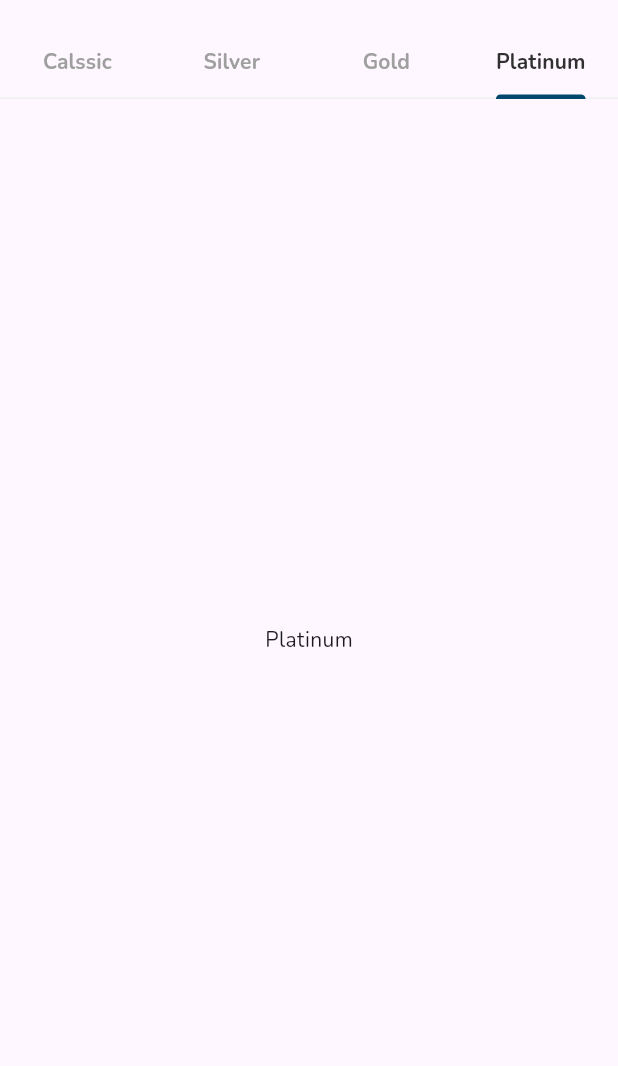
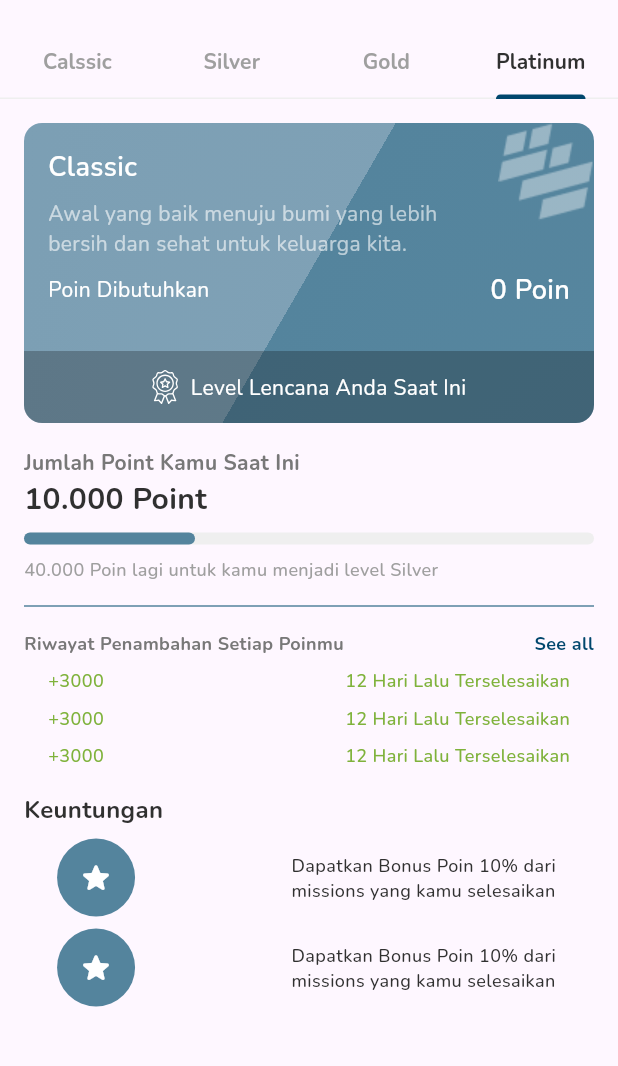
Before and after one commit to RECYTHNG/flutter_recything, a Flutter app: the screen it shows after launch, tab 4 chosen, on a phone screen of 412 x 824 dp, the part 57-1123 px from its top. Run offline on Flutter 3.47's test engine with Material 3 defaults, Android fonts, the phone set to English and light mode, and no system bars; our stand-ins replace flutter_svg.

Commit message:
feat(award : platinum): complete slicing for platinum achievement

```diff
--- a/recything_application/lib/screen/achievement_screen/achievement_screen.dart
+++ b/recything_application/lib/screen/achievement_screen/achievement_screen.dart
@@ -3,6 +3,7 @@ import 'package:recything_application/constants/color_constant.dart';
 import 'package:recything_application/constants/text_style_constant.dart';
 import 'package:recything_application/screen/achievement_screen/content/classic_achievement_content.dart';
 import 'package:recything_application/screen/achievement_screen/content/gold_achievement_content.dart';
+import 'package:recything_application/screen/achievement_screen/content/platinum_achievement_content.dart';
 import 'package:recything_application/screen/achievement_screen/content/silver_achievement_content.dart';
 
 class AchievementScreen extends StatefulWidget {
@@ -41,16 +42,12 @@ class _AchievementScreenState extends State<AchievementScreen> {
           ),
           centerTitle: true,
         ),
-        body: TabBarView(
+        body: const TabBarView(
           children: [
-            const ClassicAchievementContent(),
-            const SilverAchievementContent(),
-            const GoldAchievementContent(),
-            Container(
-              child: const Center(
-                child: Text('Platinum'),
-              ),
-            ),
+            ClassicAchievementContent(),
+            SilverAchievementContent(),
+            GoldAchievementContent(),
+            PlatinumAchievementContent(),
           ],
         ),
       ),
--- a/recything_application/lib/screen/achievement_screen/content/platinum_achievement_content.dart
+++ b/recything_application/lib/screen/achievement_screen/content/platinum_achievement_content.dart
@@ -0,0 +1,310 @@
+import 'package:flutter/material.dart';
+import 'package:flutter_svg/svg.dart';
+import 'package:recything_application/constants/color_constant.dart';
+import 'package:recything_application/constants/icon_constant.dart';
+import 'package:recything_application/constants/image_constant.dart';
+import 'package:recything_application/constants/spacing_constant.dart';
+import 'package:recything_application/constants/text_style_constant.dart';
+
+class PlatinumAchievementContent extends StatefulWidget {
+  const PlatinumAchievementContent({super.key});
+
+  @override
+  State<PlatinumAchievementContent> createState() =>
+      _PlatinumAchievementContentState();
+}
+
+class _PlatinumAchievementContentState
+    extends State<PlatinumAchievementContent> {
+  @override
+  Widget build(BuildContext context) {
+    return Scaffold(
+      body: Padding(
+        padding: const EdgeInsets.all(16.0),
+        child: Column(
+          crossAxisAlignment: CrossAxisAlignment.start,
+          children: [
+            Stack(
+              children: [
+                Container(
+                  height: 200.0,
+                  width: double.infinity,
+                  decoration: BoxDecoration(
+                    gradient: SweepGradient(
+                      colors: [
+                        ColorConstant.primaryColor300,
+                        ColorConstant.primaryColor300.withOpacity(0.75),
+                      ],
+                      center: const Alignment(-2.5, 0.0),
+                      startAngle: 0.0,
+                      endAngle: 2 * 3.14159,
+                      transform: const GradientRotation(-3.14 / 3),
+                    ),
+                    borderRadius: BorderRadius.circular(12),
+                  ),
+                  child: Padding(
+                    padding: const EdgeInsets.all(16.0),
+                    child: Column(
+                      crossAxisAlignment: CrossAxisAlignment.start,
+                      children: [
+                        Text(
+                          'Classic',
+                          style: TextStyleConstant.semiboldHeading4.copyWith(
+                            fontSize: 18.0,
+                            color: ColorConstant.whiteColor,
+                          ),
+                        ),
+                        SpacingConstant.verticalSpacing100,
+                        Text(
+                          'Awal yang baik menuju bumi yang lebih \nbersih dan sehat untuk keluarga kita.',
+                          style: TextStyleConstant.regularParagraph.copyWith(
+                            color: ColorConstant.whiteColor.withOpacity(0.6),
+                          ),
+                        ),
+                        SpacingConstant.verticalSpacing100,
+                        Row(
+                          mainAxisAlignment: MainAxisAlignment.spaceBetween,
+                          children: [
+                            Text(
+                              'Poin Dibutuhkan',
+                              style:
+                                  TextStyleConstant.regularParagraph.copyWith(
+                                color: ColorConstant.whiteColor,
+                              ),
+                            ),
+                            Text(
+                              '0 Poin',
+                              style: TextStyleConstant.semiboldTitle.copyWith(
+                                color: ColorConstant.whiteColor,
+                              ),
+                            ),
+                          ],
+                        ),
+                      ],
+                    ),
+                  ),
+                ),
+                Positioned(
+                  right: 0.0,
+                  child: Image.asset(
+                    ImageConstant.cardImage,
+                  ),
+                ),
+                Positioned(
+                  bottom: 0.0,
+                  left: 0.0,
+                  right: 0.0,
+                  child: Container(
+                    height: 48.0,
+                    decoration: BoxDecoration(
+                      color: ColorConstant.blackColor.withOpacity(0.25),
+                      borderRadius: const BorderRadius.only(
+                        bottomLeft: Radius.circular(12.0),
+                        bottomRight: Radius.circular(12.0),
+                      ),
+                    ),
+                    child: Row(
+                      mainAxisAlignment: MainAxisAlignment.center,
+                      children: [
+                        SvgPicture.asset(
+                          width: 18.01,
+                          height: 24,
+                          IconConstant.achievementIcon,
+                        ),
+                        SpacingConstant.horizontalSpacing100,
+                        Text(
+                          'Level Lencana Anda Saat Ini',
+                          style: TextStyleConstant.regularParagraph.copyWith(
+                            color: ColorConstant.whiteColor,
+                          ),
+                        ),
+                      ],
+                    ),
+                  ),
+                ),
+              ],
+            ),
+            SpacingConstant.verticalSpacing200,
+            Column(
+              crossAxisAlignment: CrossAxisAlignment.start,
+              children: [
+                Text(
+                  'Jumlah Point Kamu Saat Ini',
+                  style: TextStyleConstant.boldParagraph.copyWith(
+                    color: ColorConstant.netralColor700,
+                  ),
+                ),
+                Text(
+                  '10.000 Point',
+                  style: TextStyleConstant.boldHeading4.copyWith(
+                    fontSize: 20.0,
+                    color: ColorConstant.netralColor900,
+                    fontWeight: FontWeight.w700,
+                  ),
+                ),
+                SpacingConstant.verticalSpacing100,
+                LinearProgressIndicator(
+                  minHeight: 8.0,
+                  value: 0.3,
+                  backgroundColor: ColorConstant.netralColor500,
+                  borderRadius: BorderRadius.circular(40.0),
+                  color: ColorConstant.primaryColor300,
+                ),
+                SpacingConstant.verticalSpacing100,
+                Text(
+                  '40.000 Poin lagi untuk kamu menjadi level Silver',
+                  style: TextStyleConstant.mediumCaption.copyWith(
+                    color: ColorConstant.netralColor600,
+                  ),
+                ),
+                SpacingConstant.verticalSpacing100,
+                const Divider(
+                  color: ColorConstant.primaryColor300,
+                ),
+                SpacingConstant.verticalSpacing100,
+                Row(
+                  mainAxisAlignment: MainAxisAlignment.spaceBetween,
+                  children: [
+                    Text(
+                      'Riwayat Penambahan Setiap Poinmu',
+                      style: TextStyleConstant.boldCaption.copyWith(
+                        color: ColorConstant.netralColor700,
+                      ),
+                    ),
+                    GestureDetector(
+                      onTap: () {},
+                      child: Text(
+                        'See all',
+                        style: TextStyleConstant.boldCaption.copyWith(
+                          color: ColorConstant.primaryColor500,
+                        ),
+                      ),
+                    ),
+                  ],
+                ),
+                SpacingConstant.verticalSpacing100,
+                Padding(
+                  padding: const EdgeInsets.symmetric(horizontal: 16.0),
+                  child: Column(
+                    mainAxisAlignment: MainAxisAlignment.start,
+                    children: [
+                      Row(
+                        mainAxisAlignment: MainAxisAlignment.spaceBetween,
+                        children: [
+                          Text(
+                            '+3000',
+                            style: TextStyleConstant.mediumCaption.copyWith(
+                              color: ColorConstant.secondaryColor500,
+                            ),
+                          ),
+                          Text(
+                            '12 Hari Lalu Terselesaikan',
+                            style: TextStyleConstant.mediumCaption.copyWith(
+                              color: ColorConstant.secondaryColor500,
+                            ),
+                          ),
+                        ],
+                      ),
+                      SpacingConstant.verticalSpacing100,
+                      Row(
+                        mainAxisAlignment: MainAxisAlignment.spaceBetween,
+                        children: [
+                          Text(
+                            '+3000',
+                            style: TextStyleConstant.mediumCaption.copyWith(
+                              color: ColorConstant.secondaryColor500,
+                            ),
+                          ),
+                          Text(
+                            '12 Hari Lalu Terselesaikan',
+                            style: TextStyleConstant.mediumCaption.copyWith(
+                              color: ColorConstant.secondaryColor500,
+                            ),
+                          ),
+                        ],
+                      ),
+                      SpacingConstant.verticalSpacing100,
+                      Row(
+                        mainAxisAlignment: MainAxisAlignment.spaceBetween,
+                        children: [
+                          Text(
+                            '+3000',
+                            style: TextStyleConstant.mediumCaption.copyWith(
+                              color: ColorConstant.secondaryColor500,
+                            ),
+                          ),
+                          Text(
+                            '12 Hari Lalu Terselesaikan',
+                            style: TextStyleConstant.mediumCaption.copyWith(
+                              color: ColorConstant.secondaryColor500,
+                            ),
+                          ),
+                        ],
+                      ),
+                    ],
+                  ),
+                ),
+                SpacingConstant.verticalSpacing200,
+                Text(
+                  'Keuntungan',
+                  style: TextStyleConstant.boldSubtitle.copyWith(
+                    color: ColorConstant.netralColor900,
+                  ),
+                ),
+                SpacingConstant.verticalSpacing100,
+                Column(
+                  crossAxisAlignment: CrossAxisAlignment.start,
+                  children: [
+                    Row(
+                      mainAxisAlignment: MainAxisAlignment.spaceAround,
+                      children: [
+                        Container(
+                          height: 52.0,
+                          width: 52.0,
+                          decoration: const BoxDecoration(
+                            color: ColorConstant.primaryColor300,
+                            shape: BoxShape.circle,
+                          ),
+                          child: const Icon(Icons.star_rounded,
+                              color: ColorConstant.whiteColor),
+                        ),
+                        SpacingConstant.horizontalSpacing200,
+                        Text(
+                          'Dapatkan Bonus Poin 10% dari \nmissions yang kamu selesaikan',
+                          style: TextStyleConstant.mediumCaption
+                              .copyWith(color: ColorConstant.netralColor900),
+                        )
+                      ],
+                    ),
+                    SpacingConstant.verticalSpacing100,
+                    Row(
+                      mainAxisAlignment: MainAxisAlignment.spaceAround,
+                      children: [
+                        Container(
+                          height: 52.0,
+                          width: 52.0,
+                          decoration: const BoxDecoration(
+                            color: ColorConstant.primaryColor300,
+                            shape: BoxShape.circle,
+                          ),
+                          child: const Icon(Icons.star_rounded,
+                              color: ColorConstant.whiteColor),
+                        ),
+                        SpacingConstant.horizontalSpacing200,
+                        Text(
+                          'Dapatkan Bonus Poin 10% dari \nmissions yang kamu selesaikan',
+                          style: TextStyleConstant.mediumCaption
+                              .copyWith(color: ColorConstant.netralColor900),
+                        )
+                      ],
+                    ),
+                  ],
+                )
+              ],
+            )
+          ],
+        ),
+      ),
+    );
+  }
+}
```
